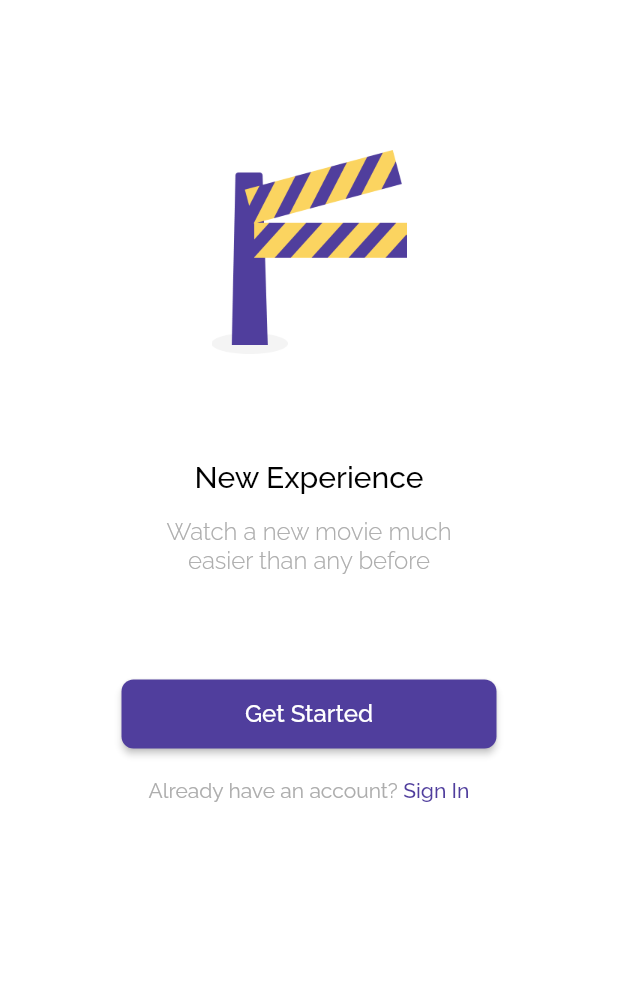
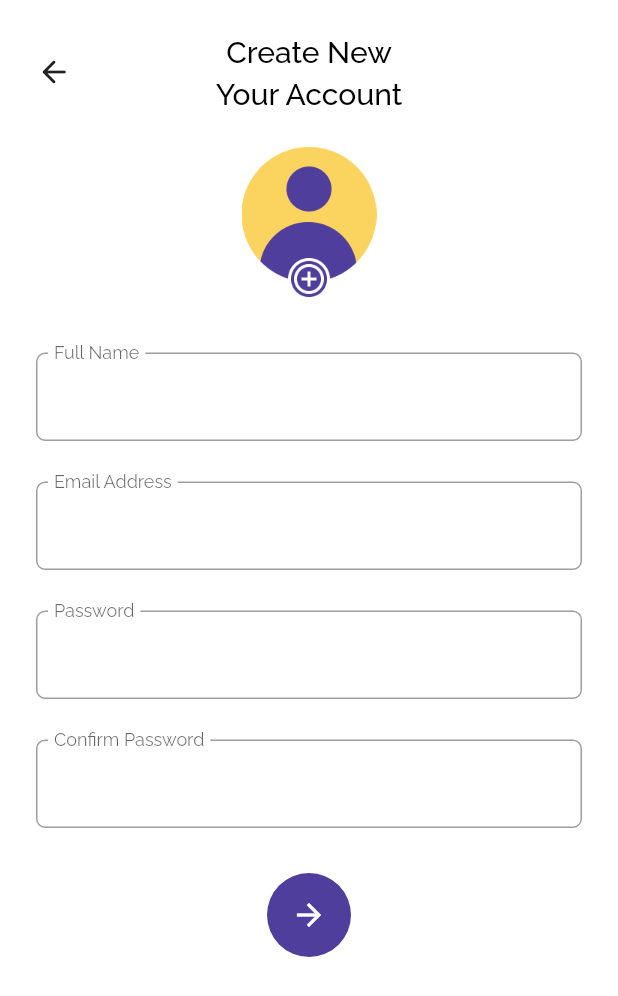
Before and after one commit to ferdy-adr/cinematix-app, a Flutter app: the screen it shows after launch, after a tap on "Get Started", on a phone screen of 412 x 824 dp. Shown: the top 996 px of the screen. Run offline on Flutter 3.47's test engine with Material 2 defaults, Android fonts, the phone set to English and light mode, and no system bars; our stand-ins replace cloud_firestore, email_validator, equatable, firebase_auth, firebase_core, flutter_bloc and 2 more; accounts and stored records are empty.

Commit message:
feat: Create SignUp, Preference and Confirmation Page

```diff
--- a/lib/bloc/page_bloc.dart
+++ b/lib/bloc/page_bloc.dart
@@ -1,3 +1,4 @@
+import 'package:cinematix/models/models.dart';
 import 'package:equatable/equatable.dart';
 import 'package:flutter_bloc/flutter_bloc.dart';
 
@@ -11,6 +12,12 @@ class PageBloc extends Bloc<PageEvent, PageState> {
         emit(OnSplashPage());
       } else if (event is GoToSignInPage) {
         emit(OnSignInPage());
+      } else if (event is GoToSignUpPage) {
+        emit(OnSignUpPage(event.registrationData));
+      } else if (event is GoToPreferencePage) {
+        emit(OnPreferencePage(event.registrationData));
+      } else if (event is GoToAccountConfirmationPage) {
+        emit(OnAccountConfirmationPage(event.registrationData));
       } else if (event is GoToMainPage) {
         emit(OnMainPage());
       }
--- a/lib/bloc/page_event.dart
+++ b/lib/bloc/page_event.dart
@@ -17,6 +17,33 @@ class GoToSignInPage extends PageEvent {
   List<Object> get props => [];
 }
 
+class GoToSignUpPage extends PageEvent {
+  final RegistrationData registrationData;
+
+  const GoToSignUpPage(this.registrationData);
+
+  @override
+  List<Object> get props => [registrationData];
+}
+
+class GoToPreferencePage extends PageEvent {
+  final RegistrationData registrationData;
+
+  const GoToPreferencePage(this.registrationData);
+
+  @override
+  List<Object> get props => [registrationData];
+}
+
+class GoToAccountConfirmationPage extends PageEvent {
+  final RegistrationData registrationData;
+
+  const GoToAccountConfirmationPage(this.registrationData);
+
+  @override
+  List<Object> get props => [registrationData];
+}
+
 class GoToMainPage extends PageEvent {
   @override
   List<Object> get props => [];
--- a/lib/bloc/page_state.dart
+++ b/lib/bloc/page_state.dart
@@ -22,6 +22,33 @@ class OnSignInPage extends PageState {
   List<Object> get props => [];
 }
 
+class OnSignUpPage extends PageState {
+  final RegistrationData registrationData;
+
+  const OnSignUpPage(this.registrationData);
+
+  @override
+  List<Object> get props => [registrationData];
+}
+
+class OnPreferencePage extends PageState {
+  final RegistrationData registrationData;
+
+  const OnPreferencePage(this.registrationData);
+
+  @override
+  List<Object> get props => [registrationData];
+}
+
+class OnAccountConfirmationPage extends PageState {
+  final RegistrationData registrationData;
+
+  const OnAccountConfirmationPage(this.registrationData);
+
+  @override
+  List<Object> get props => [registrationData];
+}
+
 class OnMainPage extends PageState {
   @override
   List<Object> get props => [];
--- /dev/null
+++ b/lib/ui/pages/account_confirmation_page.dart
@@ -0,0 +1 @@
+part of 'pages.dart';
--- a/lib/ui/pages/pages.dart
+++ b/lib/ui/pages/pages.dart
@@ -1,5 +1,6 @@
 import 'package:another_flushbar/flushbar.dart';
 import 'package:cinematix/extensions/extensions.dart';
+import 'package:cinematix/models/models.dart';
 import 'package:cinematix/shared/shared.dart';
 import 'package:email_validator/email_validator.dart';
 import 'package:firebase_auth/firebase_auth.dart';
@@ -18,3 +19,6 @@ part 'splash_page.dart';
 part 'sign_in_page.dart';
 part 'main_page.dart';
 part 'movie_page.dart';
+part 'sign_up_page.dart';
+part 'preference_page.dart';
+part 'account_confirmation_page.dart';
--- /dev/null
+++ b/lib/ui/pages/preference_page.dart
@@ -0,0 +1 @@
+part of 'pages.dart';
--- /dev/null
+++ b/lib/ui/pages/sign_up_page.dart
@@ -0,0 +1,201 @@
+part of 'pages.dart';
+
+class SignUpPage extends StatefulWidget {
+  final RegistrationData registrationData;
+
+  const SignUpPage(this.registrationData, {super.key});
+
+  @override
+  State<SignUpPage> createState() => _SignUpPageState();
+}
+
+class _SignUpPageState extends State<SignUpPage> {
+  TextEditingController nameController = TextEditingController();
+  TextEditingController emailController = TextEditingController();
+  TextEditingController passwordController = TextEditingController();
+  TextEditingController confirmPasswordController = TextEditingController();
+
+  @override
+  void initState() {
+    super.initState();
+    nameController.text = widget.registrationData.name;
+    emailController.text = widget.registrationData.email;
+  }
+
+  @override
+  Widget build(BuildContext context) {
+    BlocProvider.of<ThemeBloc>(context).add(
+      ChangeTheme(ThemeData(primarySwatch: accentColor2.getMaterialColor())),
+    );
+
+    return WillPopScope(
+      onWillPop: () async {
+        BlocProvider.of<PageBloc>(context).add(GoToSplashPage());
+        return false;
+      },
+      child: Scaffold(
+        backgroundColor: whitebackgroundColor,
+        body: SafeArea(
+          child: Column(
+            children: [
+              Expanded(
+                child: SingleChildScrollView(
+                  child: Padding(
+                    padding:
+                        const EdgeInsets.symmetric(horizontal: defaultMargin),
+                    child: Column(
+                      children: [
+                        Container(
+                          margin: const EdgeInsets.only(top: 20, bottom: 22),
+                          height: 56,
+                          child: Stack(
+                            children: [
+                              Align(
+                                alignment: Alignment.centerLeft,
+                                child: GestureDetector(
+                                  onTap: () {
+                                    BlocProvider.of<PageBloc>(context)
+                                        .add(GoToSplashPage());
+                                  },
+                                  child: const Icon(
+                                    Icons.arrow_back_rounded,
+                                    size: 24,
+                                  ),
+                                ),
+                              ),
+                              Align(
+                                alignment: Alignment.center,
+                                child: Text(
+                                  'Create New\nYour Account',
+                                  textAlign: TextAlign.center,
+                                  style: blackTextFont.copyWith(
+                                    fontSize: 20,
+                                    height: 1.4,
+                                  ),
+                                ),
+                              ),
+                            ],
+                          ),
+                        ),
+                        SizedBox(
+                          width: 90,
+                          height: 102,
+                          child: Stack(
+                            children: const [
+                              Align(
+                                alignment: Alignment.topCenter,
+                                child: SizedBox(
+                                  width: 90,
+                                  height: 90,
+                                  child: Image(
+                                    image: AssetImage(
+                                        'assets/images/user_pic.png'),
+                                  ),
+                                ),
+                              ),
+                              Align(
+                                alignment: Alignment.bottomCenter,
+                                child: SizedBox(
+                                  width: 28,
+                                  height: 28,
+                                  child: Image(
+                                    image: AssetImage(
+                                        'assets/images/btn_add_photo.png'),
+                                  ),
+                                ),
+                              ),
+                            ],
+                          ),
+                        ),
+                        const SizedBox(height: 35),
+                        TextField(
+                          controller: nameController,
+                          cursorColor: Colors.black,
+                          decoration: InputDecoration(
+                            floatingLabelBehavior: FloatingLabelBehavior.always,
+                            labelText: 'Full Name',
+                            labelStyle: const TextStyle(
+                              fontFamily: 'Raleway',
+                              fontSize: 16,
+                            ),
+                            border: OutlineInputBorder(
+                              borderRadius: BorderRadius.circular(6),
+                              borderSide: const BorderSide(width: 1),
+                            ),
+                          ),
+                        ),
+                        const SizedBox(height: 27),
+                        TextField(
+                          controller: emailController,
+                          cursorColor: Colors.black,
+                          decoration: InputDecoration(
+                            floatingLabelBehavior: FloatingLabelBehavior.always,
+                            labelText: 'Email Address',
+                            labelStyle: const TextStyle(
+                              fontFamily: 'Raleway',
+                              fontSize: 16,
+                            ),
+                            border: OutlineInputBorder(
+                              borderRadius: BorderRadius.circular(6),
+                              borderSide: const BorderSide(width: 1),
+                            ),
+                          ),
+                        ),
+                        const SizedBox(height: 27),
+                        TextField(
+                          controller: passwordController,
+                          obscureText: true,
+                          cursorColor: Colors.black,
+                          decoration: InputDecoration(
+                            floatingLabelBehavior: FloatingLabelBehavior.always,
+                            labelText: 'Password',
+                            labelStyle: const TextStyle(
+                              fontFamily: 'Raleway',
+                              fontSize: 16,
+                            ),
+                            border: OutlineInputBorder(
+                              borderRadius: BorderRadius.circular(6),
+                              borderSide: const BorderSide(width: 1),
+                            ),
+                          ),
+                        ),
+                        const SizedBox(height: 27),
+                        TextField(
+                          controller: confirmPasswordController,
+                          obscureText: true,
+                          cursorColor: Colors.black,
+                          decoration: InputDecoration(
+                            floatingLabelBehavior: FloatingLabelBehavior.always,
+                            labelText: 'Confirm Password',
+                            labelStyle: const TextStyle(
+                              fontFamily: 'Raleway',
+                              fontSize: 16,
+                            ),
+                            border: OutlineInputBorder(
+                              borderRadius: BorderRadius.circular(6),
+                              borderSide: const BorderSide(width: 1),
+                            ),
+                          ),
+                        ),
+                        const SizedBox(height: 30),
+                        FloatingActionButton(
+                          onPressed: () {},
+                          elevation: 0,
+                          backgroundColor: const Color(0xFF503E9D),
+                          child: const Icon(
+                            Icons.arrow_forward,
+                          ),
+                        ),
+                        const SizedBox(height: 40),
+                      ],
+                    ),
+                  ),
+                ),
+              ),
+            ],
+          ),
+        ),
+      ),
+    );
+  }
+}
--- a/lib/ui/pages/splash_page.dart
+++ b/lib/ui/pages/splash_page.dart
@@ -43,7 +43,10 @@ class SplashPage extends StatelessWidget {
                       width: 250,
                       height: 46,
                       child: ElevatedButton(
-                        onPressed: () {},
+                        onPressed: () {
+                          BlocProvider.of<PageBloc>(context)
+                              .add(const GoToSignUpPage(RegistrationData()));
+                        },
                         style: ElevatedButton.styleFrom(
                           backgroundColor: mainColor,
                           shape: RoundedRectangleBorder(
--- a/lib/ui/pages/wrapper.dart
+++ b/lib/ui/pages/wrapper.dart
@@ -21,12 +21,14 @@ class Wrapper extends StatelessWidget {
     }
 
     return BlocBuilder<PageBloc, PageState>(
-      builder: (_, state) {
-        return (state is OnSplashPage)
-            ? const SplashPage()
-            : (state is OnSignInPage)
+      builder: (_, pageState) {
+        return (pageState is OnMainPage)
+            ? const MainPage()
+            : (pageState is OnSignInPage)
                 ? const SignInPage()
-                : const MainPage();
+                : (pageState is OnSignUpPage)
+                    ? const SignUpPage(RegistrationData())
+                    : const SplashPage();
       },
     );
   }
```
